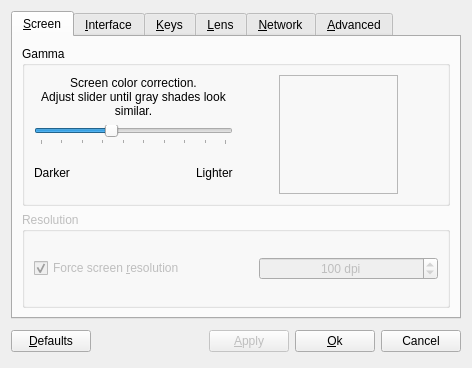
Qt form src/qdjviewprefsdialog.ui (barak/djview4) before a commit.
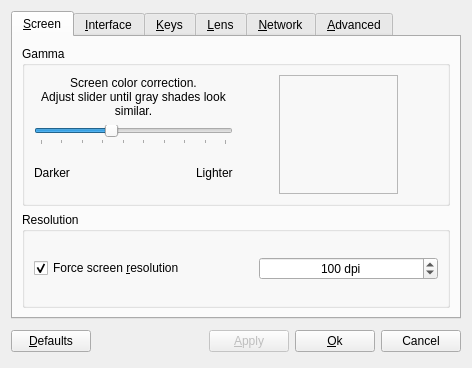
The same form after that commit. Custom widgets are drawn as their Qt base class.

```diff
--- a/src/qdjviewprefsdialog.ui
+++ b/src/qdjviewprefsdialog.ui
@@ -193,7 +193,7 @@
        <item>
         <widget class="QGroupBox" name="resolutionGroupBox" >
          <property name="enabled" >
-          <bool>false</bool>
+          <bool>true</bool>
          </property>
          <property name="title" >
           <string>Resolution</string>
@@ -234,10 +234,10 @@
              <string> dpi</string>
             </property>
             <property name="minimum" >
-             <number>50</number>
+             <number>25</number>
             </property>
             <property name="maximum" >
-             <number>300</number>
+             <number>600</number>
             </property>
             <property name="value" >
              <number>100</number>
```
